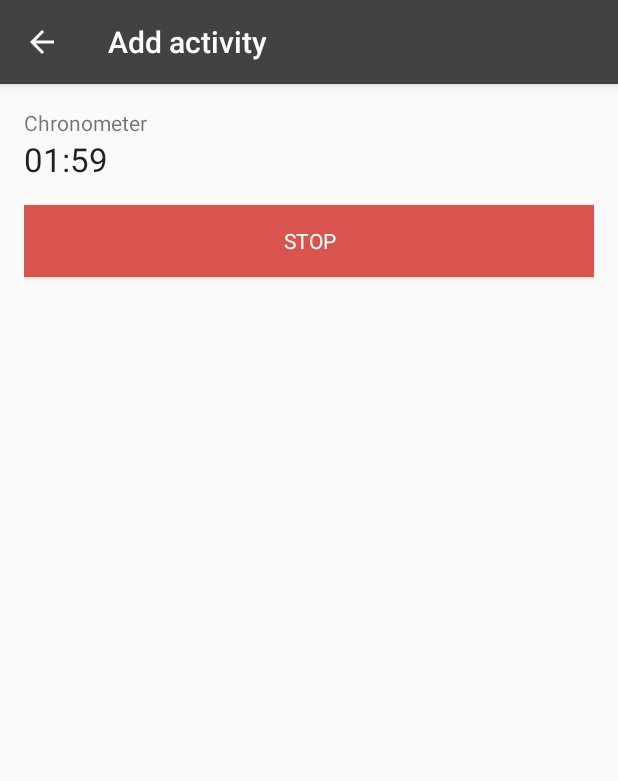
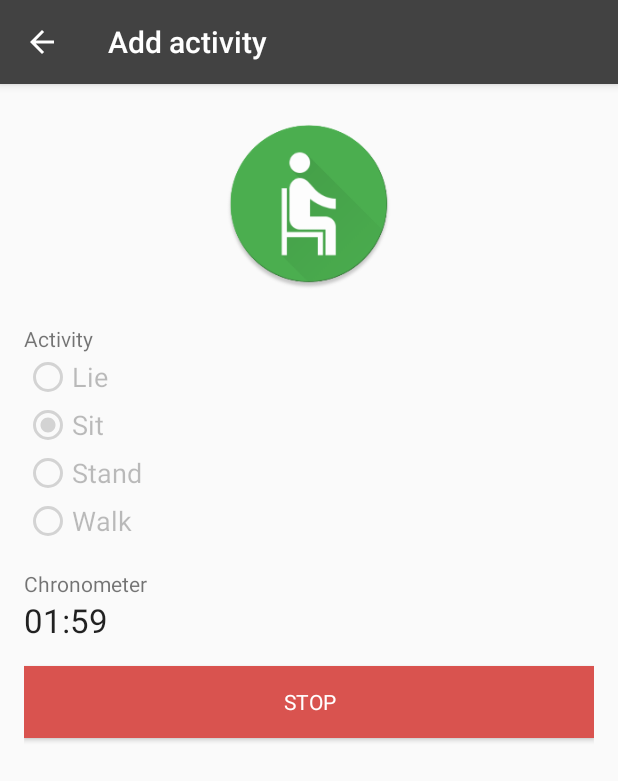
Before and after one commit to mlipa/move_client, an Android app: the AddActivity screen opened directly, with no data from a screen before it, after a tap on "START", on a phone screen of 412 x 824 dp. Shown: the top 781 px of the screen. Run offline under Robolectric (Android 15) with nearby library versions, the light colour scheme and no system bars; 2 other taps on this screen came first.

Commit message:
Add notify sound and activity radio group to add activity

```diff
--- a/application/src/main/java/mlipa/move/client/AddActivity.java
+++ b/application/src/main/java/mlipa/move/client/AddActivity.java
@@ -1,17 +1,28 @@
 package mlipa.move.client;
 
+import android.content.Context;
+import android.media.MediaPlayer;
 import android.os.Bundle;
 import android.os.CountDownTimer;
 import android.support.v7.app.AppCompatActivity;
 import android.view.View;
 import android.widget.Button;
+import android.widget.ImageView;
+import android.widget.RadioButton;
+import android.widget.RadioGroup;
 import android.widget.TextView;
 
 public class AddActivity extends AppCompatActivity {
+    private Context context;
+    private MediaPlayer player;
+
     private CountDownTimer chronometer;
 
+    private ImageView ivActivity;
+    private RadioGroup rgActivity;
+    private RadioButton rbActivityLie;
     private TextView tvChronometer;
-    private Button bStart;
+    private Button bStartStop;
 
     @Override
     protected void onCreate(Bundle savedInstanceState) {
@@ -19,8 +30,8 @@ public class AddActivity extends AppCompatActivity {
 
         setContentView(R.layout.activity_add);
 
-        tvChronometer = (TextView) findViewById(R.id.tv_chronometer);
-        bStart = (Button) findViewById(R.id.b_start_stop);
+        context = getApplicationContext();
+        player = MediaPlayer.create(context, R.raw.notify);
 
         chronometer = new CountDownTimer(120000, 1000) {
             @Override
@@ -33,30 +44,86 @@ public class AddActivity extends AppCompatActivity {
 
             @Override
             public void onFinish() {
+                for (int i = 0; i < rgActivity.getChildCount(); i++) {
+                    rgActivity.getChildAt(i).setEnabled(true);
+                }
+
                 tvChronometer.setText(getString(R.string.chronometer_origin));
 
-                bStart.setText(getString(R.string.start));
-                bStart.setBackgroundColor(getColor(R.color.bootstrap_blue));
+                bStartStop.setText(getString(R.string.start));
+                bStartStop.setBackgroundColor(getColor(R.color.bootstrap_blue));
+
+                player.start();
             }
         };
 
-        bStart.setOnClickListener(new View.OnClickListener() {
+        ivActivity = (ImageView) findViewById(R.id.iv_activity);
+        rgActivity = (RadioGroup) findViewById(R.id.rg_activity);
+        rbActivityLie = (RadioButton) findViewById(R.id.rb_activity_lie);
+        tvChronometer = (TextView) findViewById(R.id.tv_chronometer);
+        bStartStop = (Button) findViewById(R.id.b_start_stop);
+
+        rbActivityLie.toggle();
+        onRadioButtonClicked(rbActivityLie);
+
+        bStartStop.setOnClickListener(new View.OnClickListener() {
             @Override
             public void onClick(View v) {
-                if (bStart.getText().equals("Start")) {
+                if (bStartStop.getText().equals("Start")) {
                     chronometer.start();
 
-                    bStart.setText(getString(R.string.stop));
-                    bStart.setBackgroundColor(getColor(R.color.bootstrap_red));
+                    for (int i = 0; i < rgActivity.getChildCount(); i++) {
+                        rgActivity.getChildAt(i).setEnabled(false);
+                    }
+
+                    bStartStop.setText(getString(R.string.stop));
+                    bStartStop.setBackgroundColor(getColor(R.color.bootstrap_red));
                 } else {
                     chronometer.cancel();
 
+                    for (int i = 0; i < rgActivity.getChildCount(); i++) {
+                        rgActivity.getChildAt(i).setEnabled(true);
+                    }
+
                     tvChronometer.setText(getString(R.string.chronometer_origin));
 
-                    bStart.setText(getString(R.string.start));
-                    bStart.setBackgroundColor(getColor(R.color.bootstrap_blue));
+                    bStartStop.setText(getString(R.string.start));
+                    bStartStop.setBackgroundColor(getColor(R.color.bootstrap_blue));
                 }
             }
         });
     }
+
+    public void onRadioButtonClicked(View view) {
+        boolean checked = ((RadioButton) view).isChecked();
+
+        switch (view.getId()) {
+            case R.id.rb_activity_lie:
+                if (checked) {
+                    ivActivity.setImageResource(R.drawable.activity_lie);
+                }
+
+                break;
+            case R.id.rb_activity_sit:
+                if (checked) {
+                    ivActivity.setImageResource(R.drawable.activity_sit);
+                }
+
+                break;
+            case R.id.rb_activity_stand:
+                if (checked) {
+                    ivActivity.setImageResource(R.drawable.activity_stand);
+                }
+
+                break;
+            case R.id.rb_activity_walk:
+                if (checked) {
+                    ivActivity.setImageResource(R.drawable.activity_walk);
+                }
+
+                break;
+            default:
+                break;
+        }
+    }
 }
--- a/application/src/main/java/mlipa/move/client/LogInActivity.java
+++ b/application/src/main/java/mlipa/move/client/LogInActivity.java
@@ -54,9 +54,9 @@ public class LogInActivity extends AppCompatActivity {
                 String password = etPassword.getText().toString();
 
                 if (username.trim().length() == 0) {
-                    etUsername.setError(getString(R.string.required_field));
+                    etUsername.setError(getString(R.string.required_field_message));
                 } else if (password.trim().length() == 0) {
-                    etPassword.setError(getString(R.string.required_field));
+                    etPassword.setError(getString(R.string.required_field_message));
                 } else {
                     Response.Listener<String> logInListener = new Response.Listener<String>() {
                         @Override
--- a/application/src/main/res/layout/activity_add.xml
+++ b/application/src/main/res/layout/activity_add.xml
@@ -10,10 +10,65 @@
     android:paddingTop="@dimen/activity_vertical_margin"
     tools:context="mlipa.move.client.AddActivity">
 
+    <ImageView
+        android:id="@+id/iv_activity"
+        android:layout_width="128dp"
+        android:layout_height="128dp"
+        android:layout_gravity="center"
+        android:src="@drawable/activity_not_detected" />
+
+    <TextView
+        android:id="@+id/tv_activity_label"
+        android:layout_width="wrap_content"
+        android:layout_height="wrap_content"
+        android:layout_marginTop="@dimen/activity_vertical_margin"
+        android:text="@string/activity"
+        android:textAppearance="?android:attr/textAppearanceSmall" />
+
+    <RadioGroup
+        android:id="@+id/rg_activity"
+        android:layout_width="match_parent"
+        android:layout_height="wrap_content"
+        android:orientation="vertical">
+
+        <RadioButton
+            android:id="@+id/rb_activity_lie"
+            android:layout_width="wrap_content"
+            android:layout_height="wrap_content"
+            android:onClick="onRadioButtonClicked"
+            android:text="@string/lie"
+            android:textAppearance="?android:attr/textAppearanceMedium" />
+
+        <RadioButton
+            android:id="@+id/rb_activity_sit"
+            android:layout_width="wrap_content"
+            android:layout_height="wrap_content"
+            android:onClick="onRadioButtonClicked"
+            android:text="@string/sit"
+            android:textAppearance="?android:attr/textAppearanceMedium" />
+
+        <RadioButton
+            android:id="@+id/rb_activity_stand"
+            android:layout_width="wrap_content"
+            android:layout_height="wrap_content"
+            android:onClick="onRadioButtonClicked"
+            android:text="@string/stand"
+            android:textAppearance="?android:attr/textAppearanceMedium" />
+
+        <RadioButton
+            android:id="@+id/rb_activity_walk"
+            android:layout_width="wrap_content"
+            android:layout_height="wrap_content"
+            android:onClick="onRadioButtonClicked"
+            android:text="@string/walk"
+            android:textAppearance="?android:attr/textAppearanceMedium" />
+    </RadioGroup>
+
     <TextView
         android:id="@+id/tv_chronometer_label"
         android:layout_width="wrap_content"
         android:layout_height="wrap_content"
+        android:layout_marginTop="@dimen/activity_vertical_margin"
         android:text="@string/chronometer"
         android:textAppearance="?android:attr/textAppearanceSmall" />
 
--- a/application/src/main/res/values/strings.xml
+++ b/application/src/main/res/values/strings.xml
@@ -11,21 +11,26 @@
     <string name="username">Username</string>
     <string name="password">Password</string>
     <string name="log_in">Log in</string>
-    <string name="required_field">Please fill out this field.</string>
+    <string name="required_field_message">Please fill out this field.</string>
 
     <!-- Dashboard -->
     <string name="current_activity">Current activity</string>
     <string name="last_five_activities">Last five activities</string>
     <string name="accelerometer">Accelerometer</string>
-    <string name="x_accelerometer">x: </string>
-    <string name="y_accelerometer">y: </string>
-    <string name="z_accelerometer">z: </string>
+    <string name="x">x: </string>
+    <string name="y">y: </string>
+    <string name="z">z: </string>
     <string name="log_out">Log out</string>
     <string name="log_out_message">Do you really want to leave?</string>
     <string name="yes">Yes</string>
     <string name="no">No</string>
 
     <!-- Add activity. -->
+    <string name="activity">Activity</string>
+    <string name="lie">Lie</string>
+    <string name="sit">Sit</string>
+    <string name="stand">Stand</string>
+    <string name="walk">Walk</string>
     <string name="chronometer">Chronometer</string>
     <string name="chronometer_origin">02:00</string>
     <string name="start">Start</string>
```
Also changed, not shown: application/src/main/res/layout/activity_dashboard.xml (+6 -9 lines), 1 other file.
